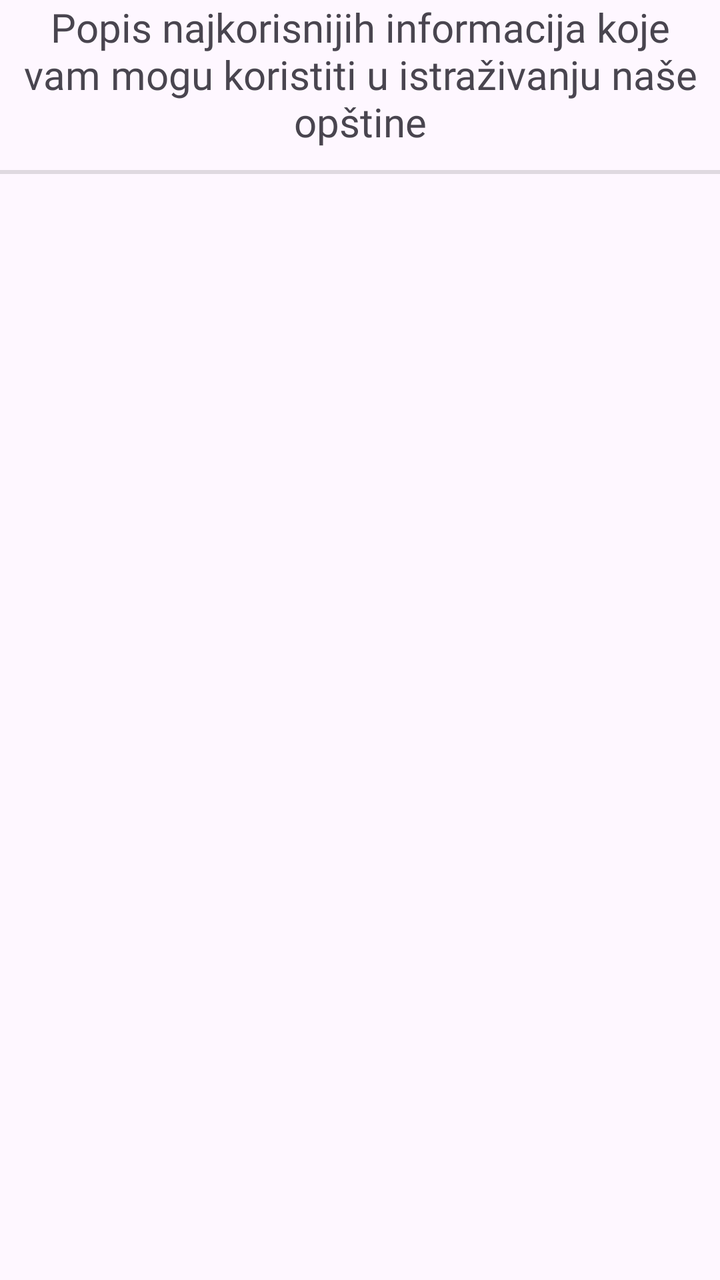
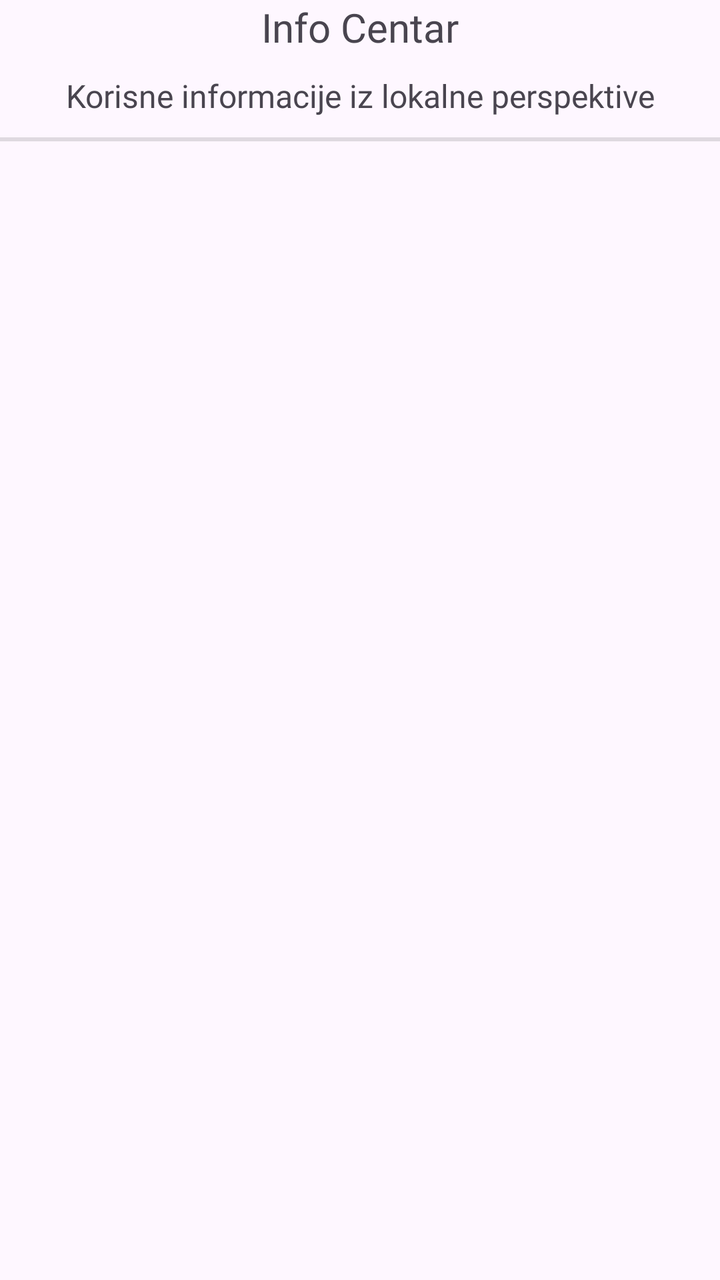

Compare the two renders of this Android layout. The source of the first and the diff that turns it into the second are given below.
<!-- AndroidManifest.xml: application theme Theme.ARTour -->
<!-- res/layout/pitaj_fragment.xml -->
<?xml version="1.0" encoding="utf-8"?>
<LinearLayout xmlns:android="http://schemas.android.com/apk/res/android"
    android:layout_width="match_parent"
    android:layout_height="match_parent"
    android:layout_marginTop="60dp"
    android:layout_marginBottom="120dp"
    android:orientation="vertical">


    <LinearLayout
        android:layout_width="match_parent"
        android:layout_height="75dp"
        android:orientation="vertical"
        android:layout_marginBottom="10dp">

        <TextView
            android:layout_width="wrap_content"
            android:layout_height="wrap_content"
            android:text="Popis najkorisnijih informacija koje vam mogu koristiti u istraživanju naše opštine"
            android:textSize="20sp"
            android:fontFamily="@font/carossoftextrabold"
            android:textAlignment="center"/>
    </LinearLayout>

    <View
        android:id="@+id/divider"
        android:layout_width="match_parent"
        android:layout_height="2dp"
        android:background="?android:attr/listDivider"/>

    <ExpandableListView
        android:id="@+id/expandableListView"
        android:layout_width="match_parent"
        android:layout_height="wrap_content" />

</LinearLayout>
<!-- resources referenced by this layout -->
<resources>
  <style name="Theme.ARTour" parent="Base.Theme.ARTour" />
  <style name="Base.Theme.ARTour" parent="Theme.Material3.DayNight.NoActionBar">
          
          
          <item name="android:statusBarColor" tools:targetApi="1">@color/pozadina</item>
          <item name="android:navigationBarColor">@color/pozadina</item>
      </style>
  <color name="pozadina">#fffddd</color>
</resources>

<!-- the commit's change to res/layout/pitaj_fragment.xml (unified diff, before → after) -->
@@ -9,28 +9,42 @@
 
     <LinearLayout
         android:layout_width="match_parent"
-        android:layout_height="75dp"
-        android:orientation="vertical"
-        android:layout_marginBottom="10dp">
+        android:layout_height="wrap_content"
+        android:layout_marginBottom="10dp"
+        android:orientation="vertical">
 
         <TextView
-            android:layout_width="wrap_content"
+            android:layout_width="match_parent"
             android:layout_height="wrap_content"
-            android:text="Popis najkorisnijih informacija koje vam mogu koristiti u istraživanju naše opštine"
-            android:textSize="20sp"
             android:fontFamily="@font/carossoftextrabold"
-            android:textAlignment="center"/>
+            android:paddingHorizontal="20dp"
+            android:text="Info Centar"
+            android:textAlignment="center"
+            android:textSize="20sp" />
+
+        <TextView
+            android:id="@+id/textView2"
+            android:layout_width="match_parent"
+            android:layout_height="wrap_content"
+            android:layout_marginTop="10dp"
+            android:fontFamily="@font/carossoftbold"
+            android:paddingHorizontal="20dp"
+            android:text="Korisne informacije iz lokalne perspektive"
+            android:textAlignment="center"
+            android:textSize="16sp" />
     </LinearLayout>
 
     <View
         android:id="@+id/divider"
         android:layout_width="match_parent"
         android:layout_height="2dp"
-        android:background="?android:attr/listDivider"/>
+        android:background="?android:attr/listDivider" />
 
     <ExpandableListView
         android:id="@+id/expandableListView"
         android:layout_width="match_parent"
-        android:layout_height="wrap_content" />
+        android:layout_height="wrap_content"
+        android:layout_marginHorizontal="20dp"
+        android:layout_marginTop="20dp" />
 
 </LinearLayout>
